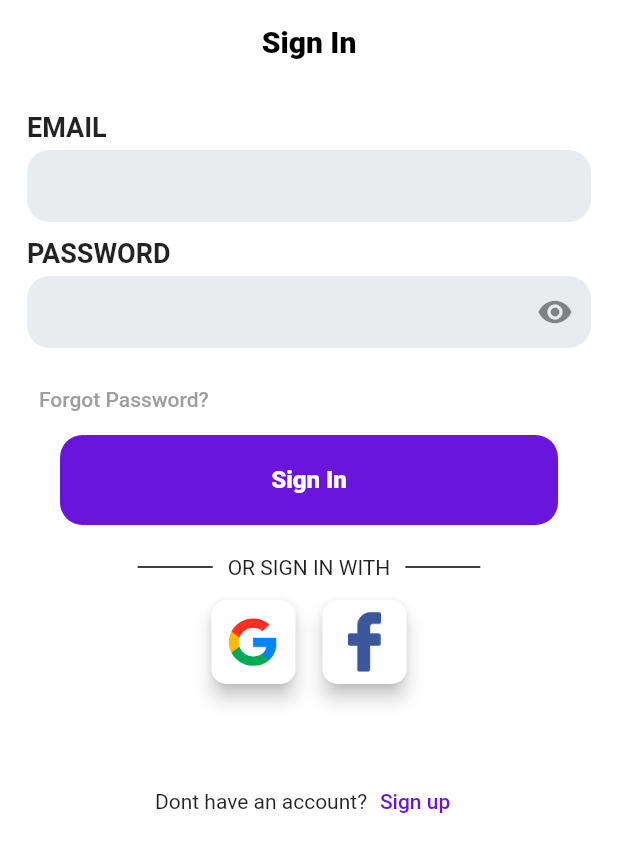
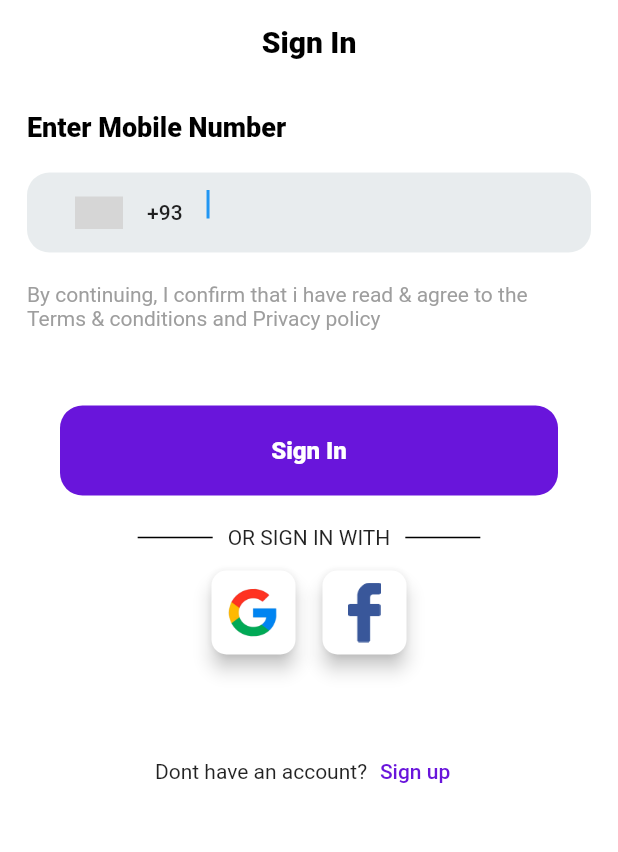
Before and after one commit to Usman2461/Umoveoapp, a Flutter app: the SignInScreen screen opened by its route, on a phone screen of 412 x 824 dp. Shown: the top 852 px of the screen. Run offline on Flutter 3.47's test engine with Material 2 defaults, Android fonts, the light colour scheme and no system bars; drawn by our look-alikes of country_code_picker; our stand-ins replace dio, file_picker, firebase_auth, firebase_core, flutter_chat_types, flutter_chat_ui and 7 more; missing offline and left inert: flutter_polyline_points; accounts and stored records are empty; grey boxes are pictures that could not be loaded.

Commit message:
umoveo updated

```diff
--- a/lib/constants/global.dart
+++ b/lib/constants/global.dart
@@ -8,4 +8,4 @@ List<String> countries = [
 ];
 
 
-const String googleApiKey = 'AIkkhfhgc-kxgufYd_CAfvZ8hjuntIIksKS1jA'; //also here
+const String googleApiKey = 'AIzaSyBkAK5X_mjHfUOw-AOnLMnpaWIS9ioOH0w'; //also here
--- a/lib/main.dart
+++ b/lib/main.dart
@@ -1,3 +1,4 @@
+import 'package:firebase_core/firebase_core.dart';
 import 'package:flutter/material.dart';
 import 'package:umoveo/views/add_card/add_card.dart';
 import 'package:umoveo/views/address_selection/address_selection.dart';
@@ -24,6 +25,8 @@ import 'package:umoveo/views/splash/splash_screen.dart';
 import 'package:umoveo/views/track_vehicle/track_vehicle.dart';
 
 void main() {
+  WidgetsFlutterBinding.ensureInitialized();
+  Firebase.initializeApp();
   runApp(const MyApp());
 }
 
@@ -50,7 +53,7 @@ class MyApp extends StatelessWidget {
       ).copyWith(scaffoldBackgroundColor: Colors.white),
       routes: {
         "/splash" : (context)=>const SplashScreen(),
-        "/login"  : (context)=>const LoginScreen(),
+        "/login"  : (context)=> LoginScreen(),
         "/signup" : (context)=>const SignUpScreen(),
         "/verify"  : (context)=> CodeVerification(number: '',),
         "/profile" : (context)=>const CreateProfile(),
--- a/lib/views/login/sign_in_screen.dart
+++ b/lib/views/login/sign_in_screen.dart
@@ -1,5 +1,7 @@
+import 'package:country_code_picker/country_code_picker.dart';
 import 'package:flutter/material.dart';
 import 'package:umoveo/constants/colors.dart';
+import 'package:umoveo/views/code_verification/code_verification_screen.dart';
 import 'package:umoveo/widgets/custom_app_bar.dart';
 import 'package:umoveo/widgets/custom_buttom.dart';
 import 'package:umoveo/widgets/custom_text_field.dart';
@@ -13,6 +15,11 @@ class SignInScreen extends StatefulWidget {
 }
 
 class _SignInScreenState extends State<SignInScreen> {
+
+  String selectedValue = "";
+  String countrycode = "+92";
+  TextEditingController numberController = TextEditingController();
+
   @override
   Widget build(BuildContext context) {
     return Scaffold(
@@ -28,18 +35,56 @@ class _SignInScreenState extends State<SignInScreen> {
             child: Column(
               crossAxisAlignment: CrossAxisAlignment.start,
               children: [
-                CustomInputField(text: "EMAIL",),
-                SizedBox(height: 10,),
-                CustomInputField(text: "PASSWORD", isPasswordField: true,),
-                SizedBox(height: 10,),
-                TextButton(onPressed: () {
-                  Navigator.pushNamed(context, "/resetPass");
-                },
-                    child: Text("Forgot Password?",
-                      style: TextStyle(color: Colors.grey),)),
-                Center(child: CustomButtom(text: "Sign In", onTap: () {
-                  Navigator.pushNamed(context, "/mainMenu");
-                },)),
+                Text(
+                  "Enter Mobile Number",
+                  style: TextStyle(
+                      color: Colors.black,
+                      fontSize: 18,
+                      fontWeight: FontWeight.w800),
+                ),
+                SizedBox(
+                  height: 20.0,
+                ),
+                TextField(
+                  autofocus: true,
+                  keyboardType: TextInputType.phone,
+                  controller: numberController,
+                  decoration: InputDecoration(
+                    prefixIcon: CountryCodePicker(
+                      onChanged: (value) {
+                        countrycode = value.code!;
+                      },
+                      hideSearch: true,
+                    ),
+                    border: UnderlineInputBorder(
+                        borderRadius: BorderRadius.circular(15.0),
+                        borderSide: BorderSide.none),
+                    filled: true,
+                    fillColor: Color(0x8BD5DDE0),
+                    hintText: "",
+                  ),
+                ),
+                SizedBox(
+                  height: 20.0,
+                ),
+                Text(
+                  "By continuing, I confirm that i have read & agree to the Terms & conditions and Privacy policy",
+                  style: TextStyle(color: Colors.grey),
+                ),
+                SizedBox(
+                  height: 50.0,
+                ),
+                Center(
+                    child: CustomButtom(
+                      text: 'Sign In',
+                      onTap: () {
+                        if (numberController.text.isNotEmpty)
+                          Navigator.push(context, MaterialPageRoute(
+                              builder: (context) =>
+                                  CodeVerification(
+                                      number :"$countrycode${numberController.text}")));
+                      },
+                    )),
                 SizedBox(height: 20.0,),
                 Row(
                   mainAxisAlignment: MainAxisAlignment.center,
@@ -70,7 +115,9 @@ class _SignInScreenState extends State<SignInScreen> {
                   children: [
                     Text("Dont have an account?"),
                     TextButton(
-                        onPressed: () {}, child: Text("Sign up", style: TextStyle(color: Color(purpleC)),))
+                        onPressed: () {
+                          Navigator.popAndPushNamed(context, "/login");
+                        }, child: Text("Sign up", style: TextStyle(color: Color(purpleC)),))
                   ],),
                 SizedBox(height: 20.0,),
 
```
Also changed, not shown: lib/models/user_model.dart (+15 -0 lines), lib/services/firebase_auth.dart (+34 -4 lines), lib/views/login/login_screen.dart (+15 -2 lines), pubspec.yaml (+8 -0 lines), pubspec.lock, 5 other files.
